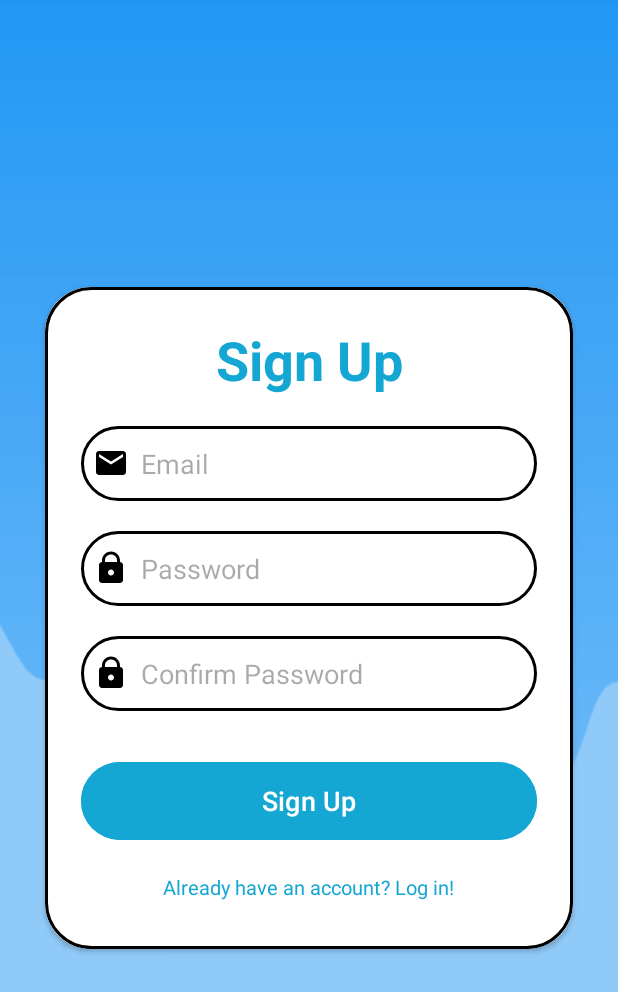
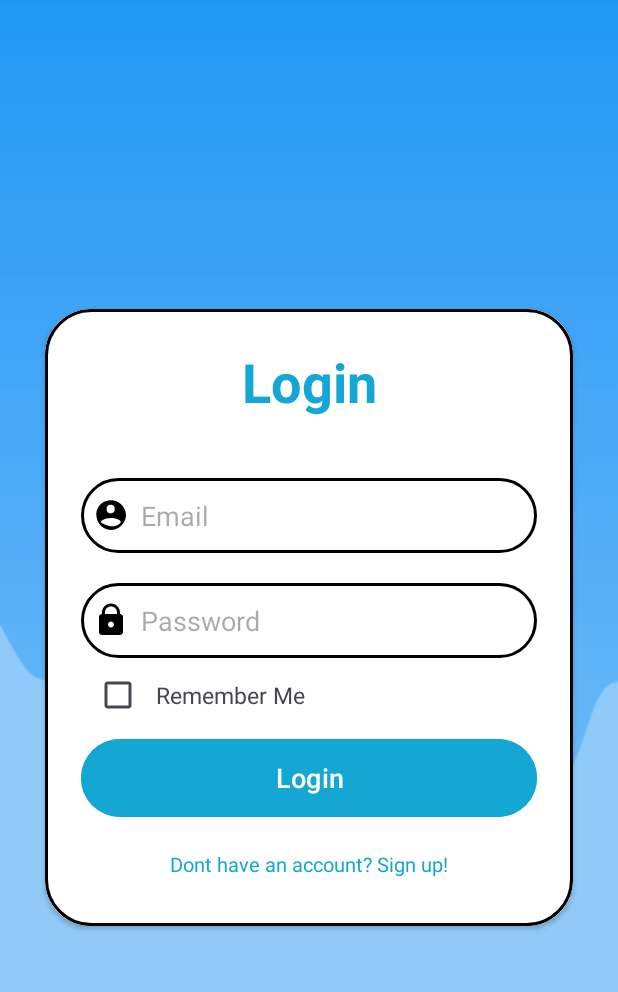
Before and after one commit to SarkisChohmalian/ShareRide, an Android app: the screen it shows after launch (SignupActivity before the commit, LoginActivity after it), on a phone screen of 412 x 824 dp. Shown: the top 992 px of the screen. Run offline under Robolectric (Android 15) with nearby library versions, the phone set to English and light mode, and no system bars; our stand-ins replace Firebase (no records; nobody signed in at launch, a user with empty details on screens opened directly).

Commit message:
initial commit

```diff
--- a/app/src/main/res/layout/activity_login.xml
+++ b/app/src/main/res/layout/activity_login.xml
@@ -59,11 +59,34 @@
                 android:textColor="@color/black" />
 
 
+            <LinearLayout
+                android:layout_width="match_parent"
+                android:layout_height="40dp"
+                android:orientation="horizontal">
+
+                <CheckBox
+                    android:id="@+id/remember"
+                    android:layout_width="50dp"
+                    android:layout_height="50dp"
+                    android:layout_marginBottom="-35dp"/>
+
+                <TextView
+                    android:layout_width="wrap_content"
+                    android:layout_height="wrap_content"
+                    android:text="Remember Me"
+                    android:textSize="15dp"
+                    android:textStyle="normal"
+                    tools:ignore="TextSizeCheck" />
+
+            </LinearLayout>
+
+
+
             <Button
                 android:id="@+id/login_button"
                 android:layout_width="match_parent"
                 android:layout_height="60dp"
-                android:layout_marginTop="30dp"
+                android:layout_marginTop="10dp"
                 android:backgroundTint="@color/blue"
                 android:text="Login"
                 android:textSize="18sp"
@@ -80,6 +103,8 @@
                 android:text="Dont have an account? Sign up!"
                 android:textColor="@color/blue"
                 android:textSize="13.5sp" />
+
+
         </LinearLayout>
 
 
--- a/app/src/main/res/layout/activity_signup.xml
+++ b/app/src/main/res/layout/activity_signup.xml
@@ -74,6 +74,7 @@
                 android:padding="8dp"
                 android:textColor="@color/black" />
 
+
             <Button
                 android:id="@+id/signup_button"
                 android:layout_width="match_parent"
```
Also changed, not shown: app/src/main/AndroidManifest.xml (+10 -11 lines), app/src/main/java/com/example/shareride/LoginActivity.java (+49 -1 lines), app/src/main/java/com/example/shareride/MainActivity.java (+19 -5 lines).
